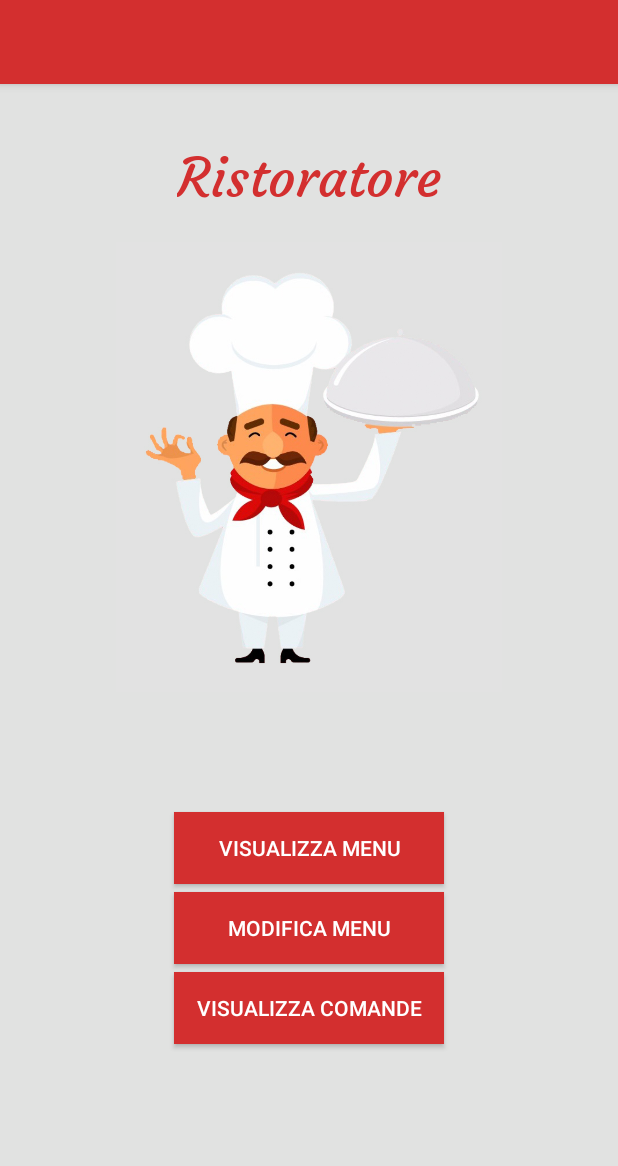
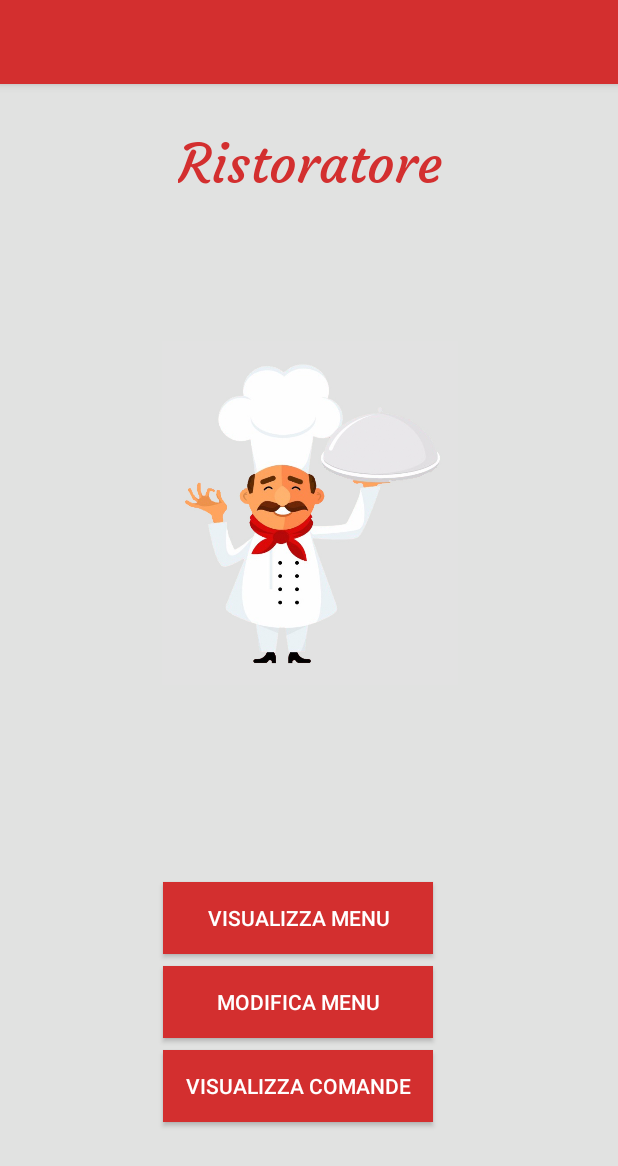
Before and after one commit to silvialorusso90/SMS_Lorusso_Silvia, an Android app: the RistoratoreActivity screen opened directly, with no data from a screen before it, on a phone screen of 412 x 824 dp. Shown: the top 1166 px of the screen. Run offline under Robolectric (Android 15) with nearby library versions, the phone set to English and light mode, and no system bars.

Commit message:
modifica dei layout per conversione in ConstraintLayout

```diff
--- a/app/src/main/java/com/example/sms_lorusso_silvia/Paga_Activity.java
+++ b/app/src/main/java/com/example/sms_lorusso_silvia/Paga_Activity.java
@@ -18,15 +18,13 @@ public class Paga_Activity extends AppCompatActivity {
         super.onCreate(savedInstanceState);
         setContentView(R.layout.activity_paga);
 
-        //setTitle("Dati pagamento");
-
         initUI();
 
     }
 
     private void initUI() {
 
-        nCartaT = (EditText) findViewById(R.id.sCartaTxt);
+        nCartaT = (EditText) findViewById(R.id.nCartaTxt);
         sCartaT = (EditText) findViewById(R.id.sCartaTxt);
         cvvCartaT = (EditText) findViewById(R.id.cvvCartaTxt);
         pagaBtn = (Button) findViewById(R.id.btnPaga);
--- a/app/src/main/res/layout/activity_ordina__ins__cliente.xml
+++ b/app/src/main/res/layout/activity_ordina__ins__cliente.xml
@@ -145,6 +145,7 @@
             android:gravity="clip_horizontal|center|clip_vertical"
             android:hint="OO"
             android:inputType="number"
+            android:maxLength="2"
             android:textSize="14sp" />
     </android.support.design.widget.TextInputLayout>
 
@@ -214,6 +215,7 @@
             android:gravity="clip_horizontal|center|clip_vertical"
             android:hint="mm"
             android:inputType="number"
+            android:maxLength="2"
             android:textSize="14sp" />
     </android.support.design.widget.TextInputLayout>
 
--- a/app/src/main/res/layout/activity_paga.xml
+++ b/app/src/main/res/layout/activity_paga.xml
@@ -47,6 +47,7 @@
             android:gravity="clip_horizontal|center|clip_vertical"
             android:hint="@string/_0000_0000_0000_0000"
             android:inputType="number"
+            android:maxLength="16"
             android:singleLine="true"
             android:textSize="14sp" />
     </android.support.design.widget.TextInputLayout>
--- a/app/src/main/res/layout/activity_ristoratore.xml
+++ b/app/src/main/res/layout/activity_ristoratore.xml
@@ -1,76 +1,136 @@
 <?xml version="1.0" encoding="utf-8"?>
-<RelativeLayout xmlns:android="http://schemas.android.com/apk/res/android"
+<android.support.constraint.ConstraintLayout
+    xmlns:android="http://schemas.android.com/apk/res/android"
+    xmlns:app="http://schemas.android.com/apk/res-auto"
+    xmlns:tools="http://schemas.android.com/tools"
     android:layout_width="match_parent"
     android:layout_height="match_parent"
-    xmlns:tools="http://schemas.android.com/tools"
-    xmlns:app="http://schemas.android.com/apk/res-auto"
-    tools:context=".RistoratoreActivity"
-    tools:showIn="@layout/activity_ristoratore"
     android:background="@color/color">
+
     <android.support.v7.widget.Toolbar
         android:id="@+id/toolbar"
         android:layout_width="match_parent"
         android:layout_height="wrap_content"
         android:background="?attr/colorPrimary"
+        android:minHeight="?attr/actionBarSize"
+        app:layout_constraintBottom_toBottomOf="parent"
+        app:layout_constraintEnd_toEndOf="parent"
+        app:layout_constraintHorizontal_bias="0.0"
+        app:layout_constraintStart_toStartOf="parent"
+        app:layout_constraintTop_toTopOf="parent"
+        app:layout_constraintVertical_bias="0.0"
         android:elevation="4dp"
-        android:minHeight="?attr/actionBarSize"
-        android:theme="?attr/actionBarTheme" />
+        android:theme="@style/ThemeOverlay.AppCompat.ActionBar"
+        app:popupTheme="@style/ThemeOverlay.AppCompat.Light"/>
+
 
     <TextView
-        android:id="@+id/txtView"
+        android:id="@+id/textView8"
         android:layout_width="wrap_content"
         android:layout_height="wrap_content"
-        android:layout_centerHorizontal="true"
-        android:layout_marginTop="40dp"
+        android:layout_marginStart="8dp"
+        android:layout_marginLeft="8dp"
+        android:layout_marginTop="8dp"
+        android:layout_marginEnd="8dp"
+        android:layout_marginRight="8dp"
+        android:layout_marginBottom="8dp"
+        android:fontFamily="@font/courgette"
+        android:foregroundGravity="center_horizontal"
         android:text="@string/ristoratore"
-        android:fontFamily="@font/courgette"
+        android:textColor="@color/colorPrimary"
         android:textSize="36sp"
-        android:layout_below="@id/toolbar"
-        android:textColor="@color/colorPrimary" />
+        app:layout_constraintBottom_toBottomOf="parent"
+        app:layout_constraintEnd_toEndOf="parent"
+        app:layout_constraintHorizontal_bias="0.502"
+        app:layout_constraintStart_toStartOf="parent"
+        app:layout_constraintTop_toTopOf="parent"
+        app:layout_constraintVertical_bias="0.103" />
 
     <ImageView
         android:id="@+id/imageView"
-        android:layout_width="300sp"
-        android:layout_height="300sp"
-        android:layout_below="@id/txtView"
-        android:layout_marginTop="20sp"
-        android:layout_centerHorizontal="true"
-        app:srcCompat="@drawable/rist"  />
+        android:layout_width="197dp"
+        android:layout_height="288dp"
+        android:layout_marginStart="8dp"
+        android:layout_marginLeft="8dp"
+        android:layout_marginTop="8dp"
+        android:layout_marginEnd="8dp"
+        android:layout_marginRight="8dp"
+        android:layout_marginBottom="8dp"
+        android:foregroundGravity="center_horizontal"
+        app:layout_constraintBottom_toBottomOf="parent"
+        app:layout_constraintEnd_toEndOf="parent"
+        app:layout_constraintHorizontal_bias="0.502"
+        app:layout_constraintStart_toStartOf="parent"
+        app:layout_constraintTop_toTopOf="parent"
+        app:layout_constraintVertical_bias="0.366"
+        app:srcCompat="@drawable/rist" />
 
     <Button
         android:id="@+id/button"
         android:layout_width="180dp"
         android:layout_height="wrap_content"
-        android:layout_centerHorizontal="true"
-        android:layout_below="@id/imageView"
-        android:layout_marginTop="80sp"
+        android:layout_marginStart="8dp"
+        android:layout_marginLeft="8dp"
+        android:layout_marginTop="8dp"
+        android:layout_marginEnd="8dp"
+        android:layout_marginRight="8dp"
+        android:layout_marginBottom="8dp"
         android:background="@color/colorPrimary"
+        android:gravity="center|center_horizontal|center_vertical"
         android:onClick="lanciaVisualizzaMenu"
         android:text="@string/visualizza_menu"
-        android:textColor="@android:color/white" />
+        android:textColor="@android:color/white"
+        app:layout_constraintBottom_toBottomOf="parent"
+        app:layout_constraintEnd_toEndOf="parent"
+        app:layout_constraintHorizontal_bias="0.465"
+        app:layout_constraintStart_toStartOf="parent"
+        app:layout_constraintTop_toTopOf="parent"
+        app:layout_constraintVertical_bias="0.763" />
 
     <Button
         android:id="@+id/button1"
         android:layout_width="180dp"
         android:layout_height="wrap_content"
-        android:layout_centerHorizontal="true"
-        android:layout_below="@id/button"
-        android:layout_marginTop="5sp"
+        android:layout_marginStart="8dp"
+        android:layout_marginLeft="8dp"
+        android:layout_marginTop="8dp"
+        android:layout_marginEnd="8dp"
+        android:layout_marginRight="8dp"
+        android:layout_marginBottom="8dp"
+        android:background="@color/colorPrimary"
+        android:gravity="center|center_horizontal|center_vertical"
         android:onClick="lanciaModificaMenu"
-        android:background="@color/colorPrimary"
+        android:text="@string/modifica_menu"
         android:textColor="@android:color/white"
-        android:text="@string/modifica_menu" />
+        app:layout_constraintBottom_toBottomOf="parent"
+        app:layout_constraintEnd_toEndOf="parent"
+        app:layout_constraintHorizontal_bias="0.465"
+        app:layout_constraintStart_toStartOf="parent"
+        app:layout_constraintTop_toBottomOf="@+id/button"
+        app:layout_constraintVertical_bias="0.0" />
 
     <Button
         android:id="@+id/button2"
         android:layout_width="180dp"
         android:layout_height="wrap_content"
-        android:layout_centerHorizontal="true"
-        android:layout_below="@id/button1"
-        android:layout_marginTop="5sp"
+        android:layout_marginStart="8dp"
+        android:layout_marginLeft="8dp"
+        android:layout_marginTop="8dp"
+        android:layout_marginEnd="8dp"
+        android:layout_marginRight="8dp"
+        android:layout_marginBottom="8dp"
+        android:background="@color/colorPrimary"
+        android:gravity="center|center_horizontal|center_vertical"
         android:onClick="lanciaVisualizzaComande"
-        android:background="@color/colorPrimary"
+        android:text="@string/visualizza_comande"
         android:textColor="@android:color/white"
-        android:text="@string/visualizza_comande" />
+        app:layout_constraintBottom_toBottomOf="parent"
+        app:layout_constraintEnd_toEndOf="parent"
+        app:layout_constraintHorizontal_bias="0.465"
+        app:layout_constraintStart_toStartOf="parent"
+        app:layout_constraintTop_toBottomOf="@+id/button1"
+        app:layout_constraintVertical_bias="0.0" />
 
-</RelativeLayout>
+
+
+</android.support.constraint.ConstraintLayout>
--- a/app/src/main/res/layout/m_ordine.xml
+++ b/app/src/main/res/layout/m_ordine.xml
@@ -8,7 +8,7 @@
     card_view:cardCornerRadius="5dp"
     card_view:cardElevation="5dp"
     android:layout_height="wrap_content"
-    android:id="@+id/mCard"
+    android:id="@+id/mComande"
     android:clickable="true"
     android:focusable="true">
 
```
Also changed, not shown: app/src/main/res/layout/activity_riepilogo__ordine.xml (+74 -27 lines), app/src/main/res/layout/m_piatti.xml (+4 -5 lines).
